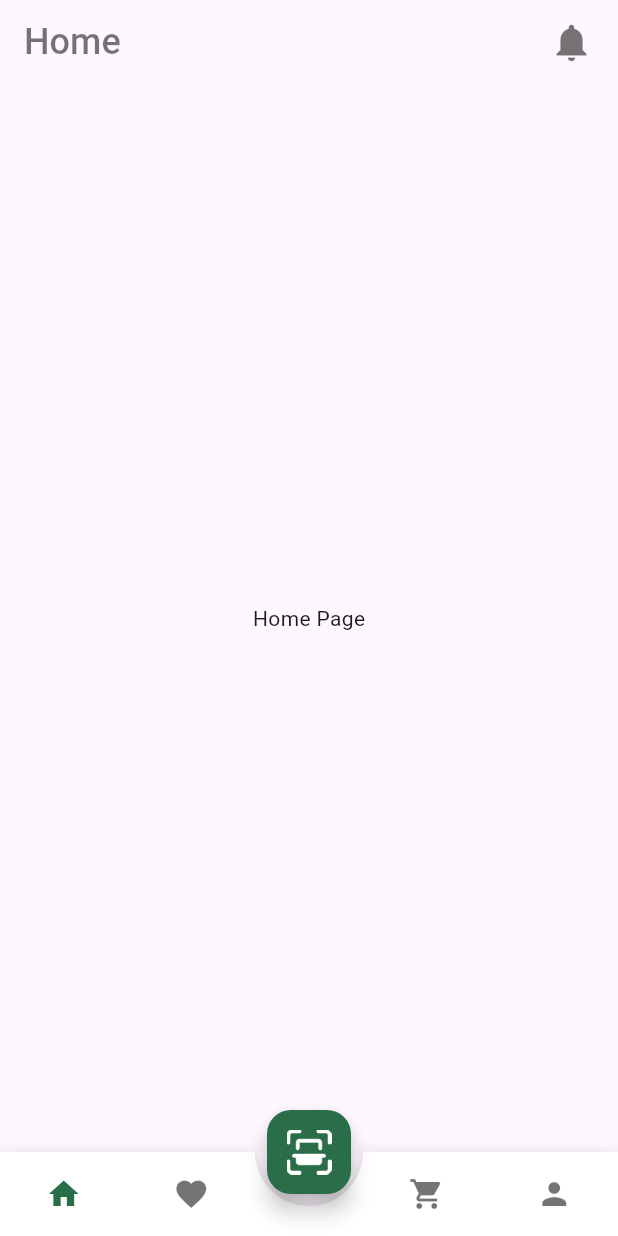
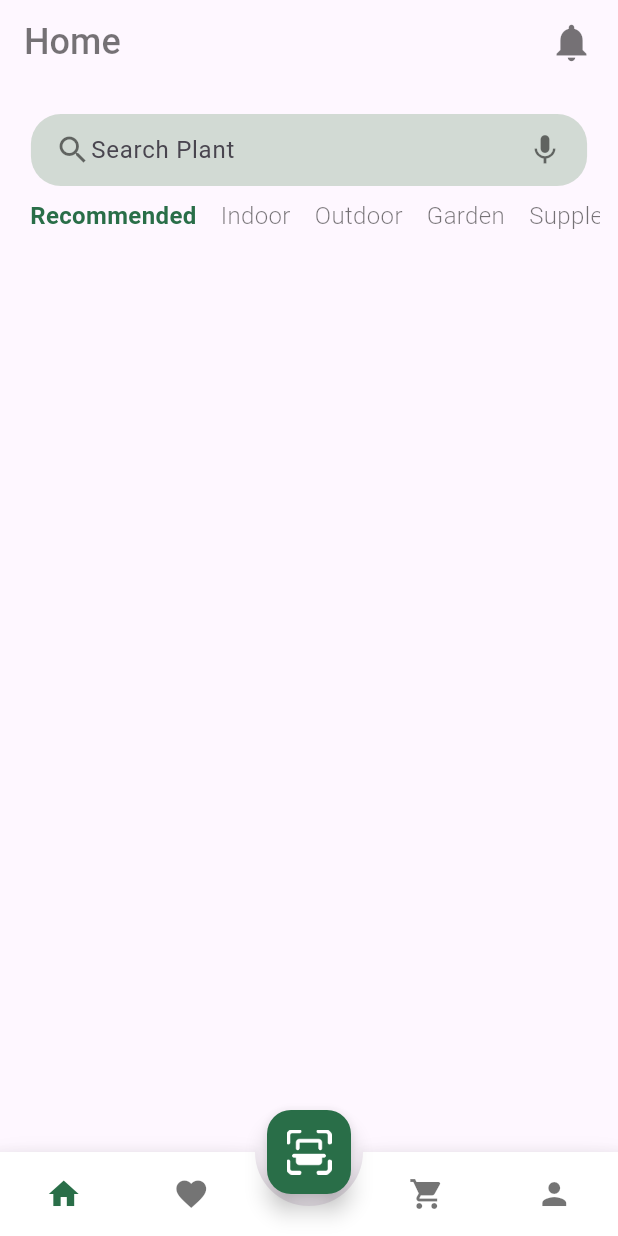
Before and after one commit to danley-newline/plants_apk_tutorial, a Flutter app: the screen it shows after launch, after a tap on the "arrow forward ios" icon, after a tap on "Skip", on a phone screen of 412 x 824 dp. Run offline on Flutter 3.47's test engine with Material 3 defaults, Android fonts, the light colour scheme and no system bars; drawn by our look-alikes of animated_bottom_navigation_bar; our stand-ins replace page_transition.

Commit message:
Home Page search bar and Category title ok

```diff
--- a/lib/ui/screens/home_page.dart
+++ b/lib/ui/screens/home_page.dart
@@ -1,4 +1,6 @@
 import 'package:flutter/material.dart';
+import 'package:my_plant_app/constants.dart';
+import 'package:my_plant_app/models/plants.dart';
 
 class HomePage extends StatefulWidget {
   const HomePage({super.key});
@@ -10,9 +12,108 @@ class HomePage extends StatefulWidget {
 class _HomePageState extends State<HomePage> {
   @override
   Widget build(BuildContext context) {
-    return const Scaffold(
-      body: Center(
-        child: Text("Home Page"),
+    int selectedIndex = 0;
+    Size size = MediaQuery.of(context).size;
+
+    List<Plant> _plantList = Plant.plantList;
+
+    //Plants Category
+    List<String> _plantTypes = [
+      "Recommended",
+      "Indoor",
+      "Outdoor",
+      "Garden",
+      "Supplement"
+    ];
+
+    //Toggle Favorite button
+    bool toggleIsFavorited(bool isFavorited) {
+      return !isFavorited;
+    }
+
+    return Scaffold(
+      body: SingleChildScrollView(
+        child: Column(
+          crossAxisAlignment: CrossAxisAlignment.start,
+          children: [
+            Container(
+              padding: const EdgeInsets.only(top: 20),
+              child: Row(
+                mainAxisAlignment: MainAxisAlignment.spaceAround,
+                children: [
+                  Container(
+                    padding: const EdgeInsets.symmetric(
+                      horizontal: 16,
+                    ),
+                    width: size.width * .9,
+                    decoration: BoxDecoration(
+                      color: const Color.fromARGB(45, 6, 81, 9),
+                      borderRadius: BorderRadius.circular(20),
+                    ),
+                    child: Row(
+                      crossAxisAlignment: CrossAxisAlignment.center,
+                      mainAxisAlignment: MainAxisAlignment.center,
+                      children: [
+                        Icon(
+                          Icons.search,
+                          color: const Color.fromARGB(139, 0, 0, 0),
+                        ),
+                        const Expanded(
+                          child: TextField(
+                            showCursor: false,
+                            decoration: InputDecoration(
+                              hintText: "Search Plant",
+                              border: InputBorder.none,
+                              focusedBorder: InputBorder.none,
+                            ),
+                          ),
+                        ),
+                        Icon(
+                          Icons.mic,
+                          color: const Color.fromARGB(139, 0, 0, 0),
+                        ),
+                      ],
+                    ),
+                  ),
+                ],
+              ),
+            ),
+            Container(
+              padding: const EdgeInsets.symmetric(horizontal: 12),
+              height: 50.0,
+              width: size.width,
+              child: ListView.builder(
+                scrollDirection: Axis.horizontal,
+                itemCount: _plantTypes.length,
+                itemBuilder: (BuildContext context, int index) {
+                  return Padding(
+                    padding: const EdgeInsets.all(8.0),
+                    child: GestureDetector(
+                      onTap: () {
+                        setState(() {
+                          selectedIndex = index;
+                        });
+                      },
+                      child: Text(
+                        _plantTypes[index],
+                        style: TextStyle(
+                          fontSize: 16.0,
+                          fontWeight: selectedIndex == index
+                              ? FontWeight.bold
+                              : FontWeight.w300,
+                          color: selectedIndex == index
+                              ? Constants.primaryColor
+                              : Constants.blackColor,
+                        ),
+                      ),
+                    ),
+                  );
+                },
+              ),
+            ),
+
+          ],
+        ),
       ),
     );
   }
```
